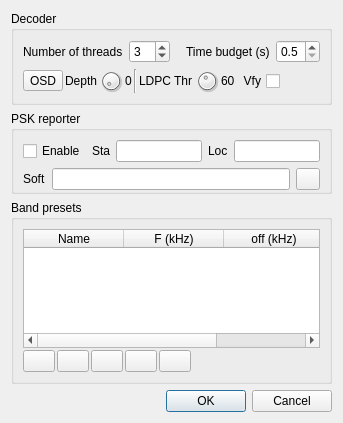
The window that plugins/channelrx/demodft8/ft8demodsettingsdialog.ui (f4exb/sdrangel) describes before a commit, drawn with Qt 5.
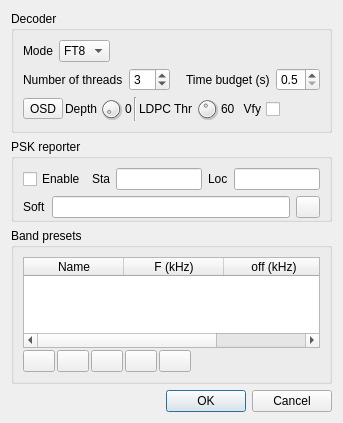
The same window after the commit. Icons and pictures are not drawn. Custom widgets are drawn as their Qt base class.

```diff
--- a/plugins/channelrx/demodft8/ft8demodsettingsdialog.ui
+++ b/plugins/channelrx/demodft8/ft8demodsettingsdialog.ui
@@ -27,6 +27,47 @@
      </property>
      <layout class="QVBoxLayout" name="verticalLayout_3">
       <item>
+         <layout class="QHBoxLayout" name="modeGroup">
+          <item>
+           <widget class="QLabel" name="decoderModeLabel">
+            <property name="text">
+             <string>Mode</string>
+            </property>
+           </widget>
+          </item>
+          <item>
+           <widget class="QComboBox" name="decoderMode">
+            <property name="toolTip">
+             <string>Decoder mode. FT4 timing and reporting are wired, decoding support is pending.</string>
+            </property>
+            <item>
+             <property name="text">
+              <string>FT8</string>
+             </property>
+            </item>
+            <item>
+             <property name="text">
+              <string>FT4</string>
+             </property>
+            </item>
+           </widget>
+          </item>
+          <item>
+           <spacer name="horizontalSpacer_4">
+            <property name="orientation">
+             <enum>Qt::Horizontal</enum>
+            </property>
+            <property name="sizeHint" stdset="0">
+             <size>
+              <width>40</width>
+              <height>20</height>
+             </size>
+            </property>
+           </spacer>
+          </item>
+         </layout>
+        </item>
+        <item>
        <layout class="QHBoxLayout" name="threadsGroup">
         <item>
          <widget class="QLabel" name="decoderNbThreadsLabel">
```
